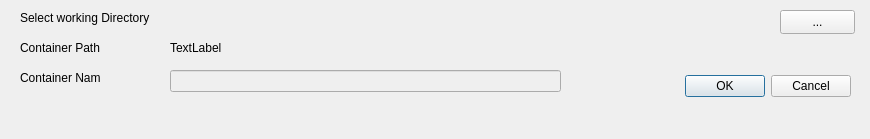
Before: the Qt Designer form Graphics/UI/newContainer.ui in inexplicable01/saga, drawn with Qt 5.
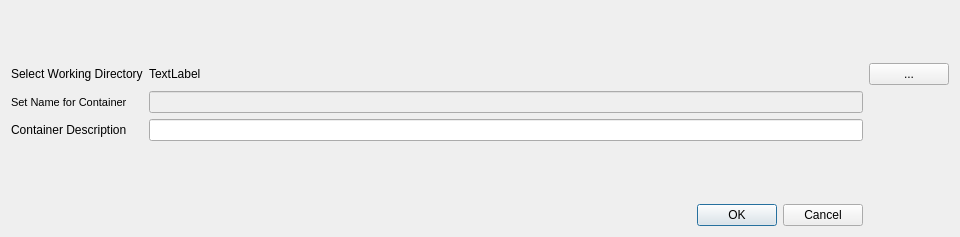
After: the same form once the commit is applied.

```diff
--- a/Graphics/UI/newContainer.ui
+++ b/Graphics/UI/newContainer.ui
@@ -6,22 +6,23 @@
    <rect>
     <x>0</x>
     <y>0</y>
-    <width>870</width>
-    <height>139</height>
+    <width>960</width>
+    <height>237</height>
    </rect>
   </property>
   <property name="windowTitle">
    <string>File Information</string>
   </property>
+  <layout class="QGridLayout" name="gridLayout" rowstretch="1,1,1,1,1,1">
+   <item row="3" column="2">
+    <widget class="QLineEdit" name="lineEdit">
+     <property name="text">
+      <string/>
+     </property>
+    </widget>
+   </item>
+   <item row="5" column="2">
   <widget class="QDialogButtonBox" name="buttonBox">
-   <property name="geometry">
-    <rect>
-     <x>620</x>
-     <y>70</y>
-     <width>231</width>
-     <height>32</height>
-    </rect>
-   </property>
    <property name="orientation">
     <enum>Qt::Horizontal</enum>
    </property>
@@ -29,84 +30,67 @@
     <set>QDialogButtonBox::Cancel|QDialogButtonBox::Ok</set>
    </property>
   </widget>
-  <widget class="QLineEdit" name="containernameEdit">
-   <property name="enabled">
-    <bool>false</bool>
-   </property>
-   <property name="geometry">
-    <rect>
-     <x>170</x>
-     <y>70</y>
-     <width>391</width>
-     <height>22</height>
-    </rect>
-   </property>
-  </widget>
+   </item>
+   <item row="1" column="0">
   <widget class="QLabel" name="label">
-   <property name="geometry">
-    <rect>
-     <x>20</x>
-     <y>40</y>
-     <width>91</width>
-     <height>16</height>
-    </rect>
-   </property>
    <property name="text">
-    <string>Container Path</string>
-   </property>
-  </widget>
+      <string>Select Working Directory</string>
+     </property>
+    </widget>
+   </item>
+   <item row="2" column="0">
   <widget class="QLabel" name="label_2">
-   <property name="geometry">
-    <rect>
-     <x>20</x>
-     <y>70</y>
-     <width>81</width>
-     <height>16</height>
-    </rect>
+     <property name="font">
+      <font>
+       <pointsize>8</pointsize>
+      </font>
    </property>
    <property name="text">
-    <string>Container Name</string>
-   </property>
-  </widget>
+      <string>Set Name for Container</string>
+     </property>
+    </widget>
+   </item>
+   <item row="1" column="3">
   <widget class="QPushButton" name="openDirButton">
-   <property name="geometry">
-    <rect>
-     <x>780</x>
-     <y>10</y>
-     <width>75</width>
-     <height>24</height>
-    </rect>
-   </property>
    <property name="text">
     <string>...</string>
    </property>
   </widget>
+   </item>
+   <item row="3" column="0">
+    <widget class="QLabel" name="label_3">
+     <property name="text">
+      <string>Container Description</string>
+     </property>
+    </widget>
+   </item>
+   <item row="1" column="2">
   <widget class="QLabel" name="containerpathlbl">
-   <property name="geometry">
-    <rect>
-     <x>170</x>
-     <y>40</y>
-     <width>591</width>
-     <height>16</height>
-    </rect>
-   </property>
    <property name="text">
     <string>TextLabel</string>
    </property>
   </widget>
+   </item>
+   <item row="2" column="2">
+    <widget class="QLineEdit" name="containernameEdit">
+     <property name="enabled">
+      <bool>false</bool>
+     </property>
+    </widget>
+   </item>
+   <item row="4" column="2">
   <widget class="QLabel" name="advicelabel">
-   <property name="geometry">
-    <rect>
-     <x>20</x>
-     <y>10</y>
-     <width>531</width>
-     <height>16</height>
-    </rect>
+     <property name="font">
+      <font>
+       <pointsize>12</pointsize>
+      </font>
    </property>
    <property name="text">
-    <string>Select working Directory</string>
-   </property>
-  </widget>
+      <string/>
+     </property>
+    </widget>
+   </item>
+  </layout>
  </widget>
  <resources/>
  <connections>
```
Left out of the diff: 10 changed lines with no effect on the pictures. Lines whose indentation alone changed are shown as unchanged.
